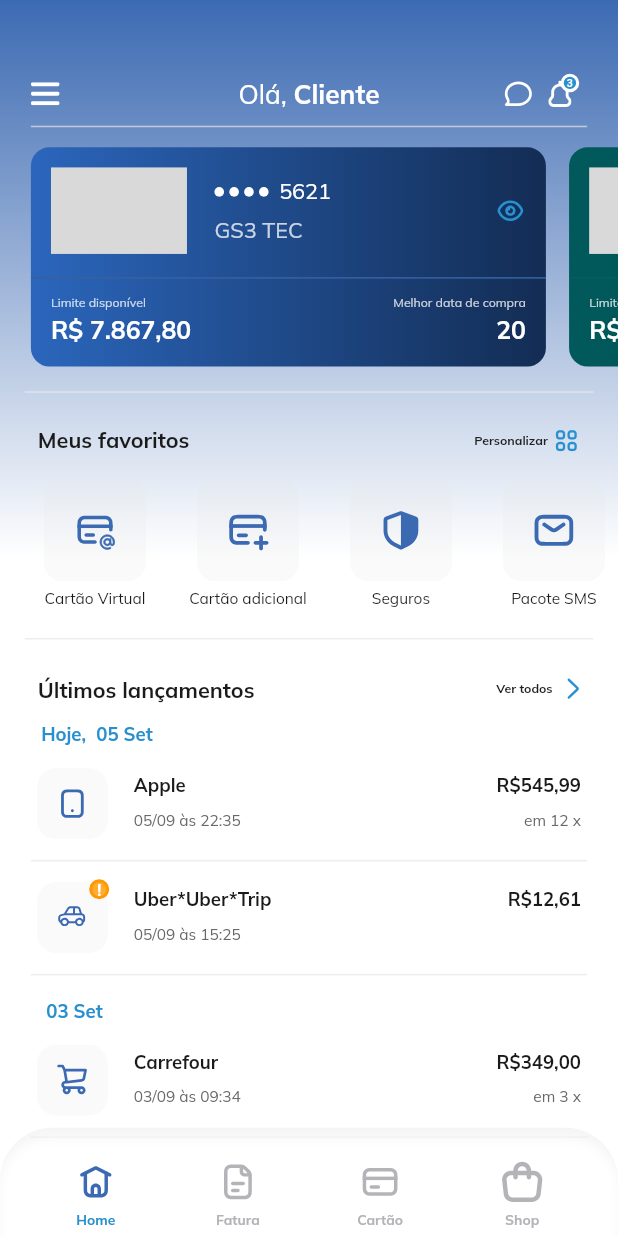
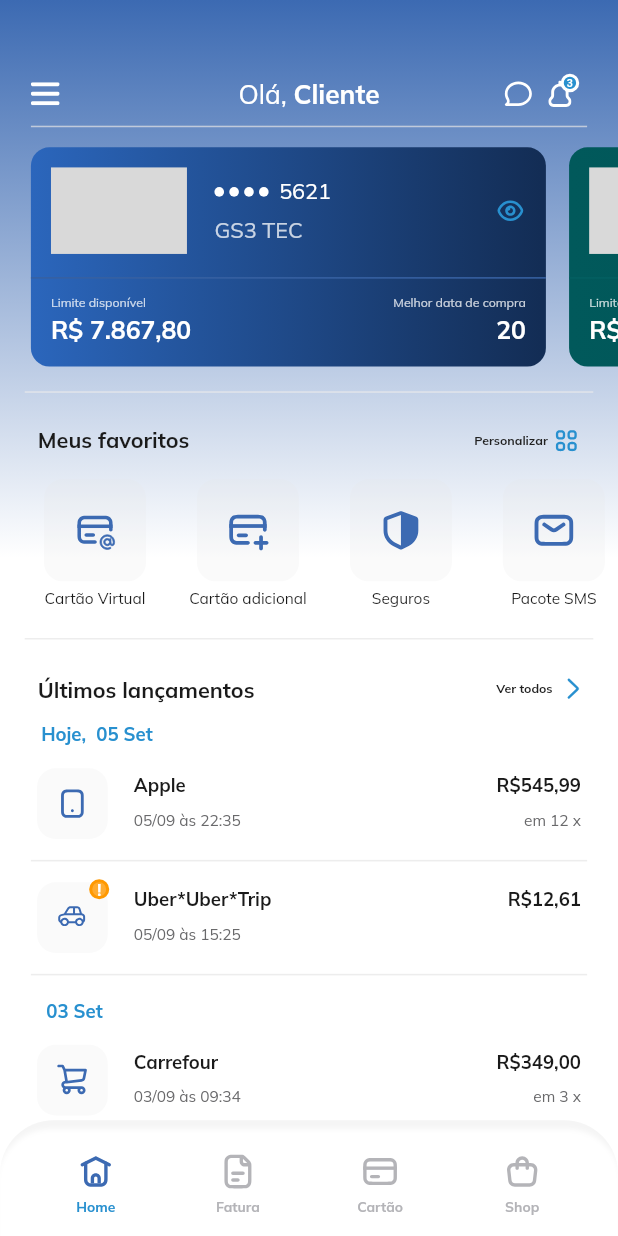
Before and after one commit to Marcoslima016/desafio_gs3, a Flutter app: the screen it shows after launch, on a phone screen of 412 x 824 dp. Run offline on Flutter 3.47's test engine with Material 2 defaults, Android fonts, the phone set to English and light mode, and no system bars; our stand-ins replace flutter_screenutil, flutter_svg, google_fonts.

Commit message:
fix: BottomBar (Ajustes de UI)

```diff
--- a/lib/app/modules/main_page/presentation/widgets/bottom_bar/bottom_bar.view.dart
+++ b/lib/app/modules/main_page/presentation/widgets/bottom_bar/bottom_bar.view.dart
@@ -28,12 +28,12 @@ class _AppBottomBarState extends State<AppBottomBar> {
   @override
   Widget build(BuildContext context) {
     return Container(
-      height: 70.h,
+      height: 75.sp,
       width: 1.sw,
       decoration: BoxDecoration(
         borderRadius: BorderRadius.only(
-          topLeft: Radius.circular(34.sp),
-          topRight: Radius.circular(34.sp),
+          topLeft: Radius.circular(35.sp),
+          topRight: Radius.circular(35.sp),
         ),
         boxShadow: [
           const BoxShadow(
@@ -41,9 +41,9 @@ class _AppBottomBarState extends State<AppBottomBar> {
           ),
           BoxShadow(
             color: Colors.white,
-            spreadRadius: 1,
-            blurRadius: 5,
-            offset: Offset(0, 8.sp),
+            spreadRadius: 1.8,
+            blurRadius: 2.5,
+            offset: Offset(0, 7.5.sp),
           ),
         ],
       ),
@@ -51,6 +51,7 @@ class _AppBottomBarState extends State<AppBottomBar> {
         top: 16.sp,
         left: 16.sp,
         right: 16.sp,
+        bottom: 10.sp,
       ),
       child: Row(
         crossAxisAlignment: CrossAxisAlignment.center,
@@ -122,9 +123,9 @@ class BottomBarButton extends StatelessWidget {
             SvgPicture.asset(
               iconPath,
               color: selected ? AppTheme.colors.primary : defaultColor,
-              width: 27.sp,
+              // width: 27.sp,
               height: 27.sp,
-              fit: BoxFit.fitHeight,
+              fit: BoxFit.none,
             ),
             AText.labelRegularBold(
               title,
```
